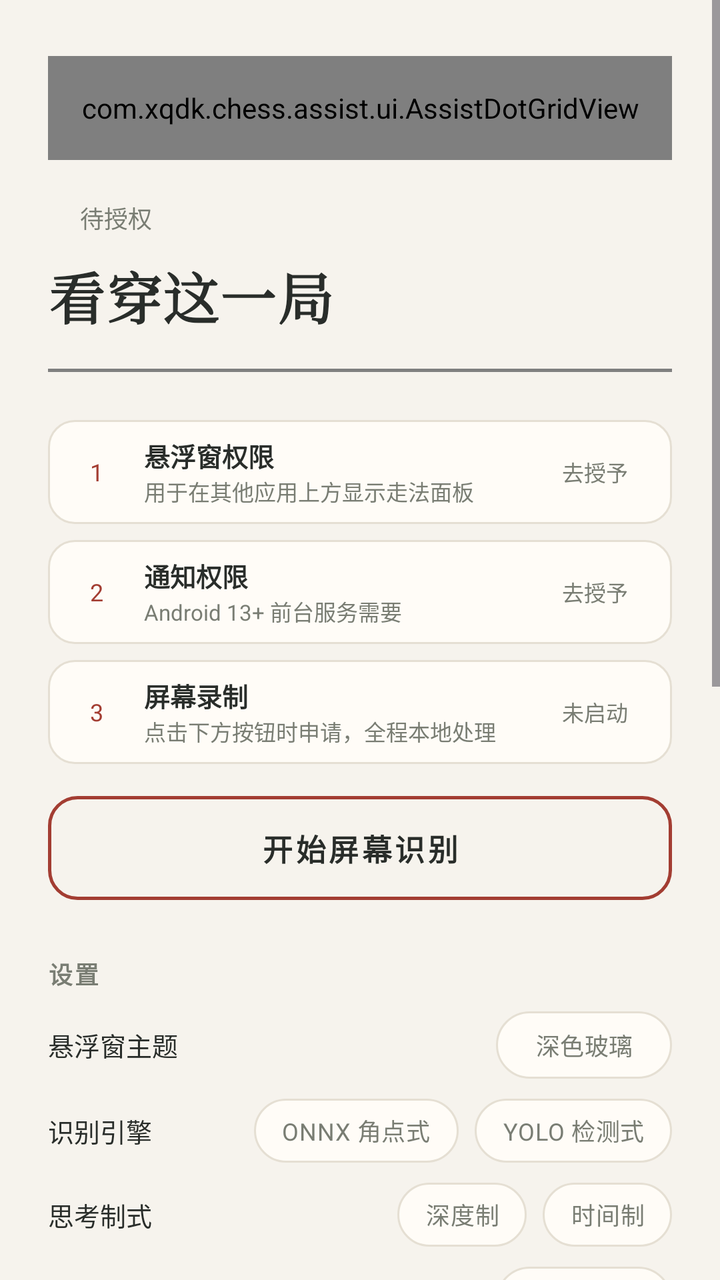
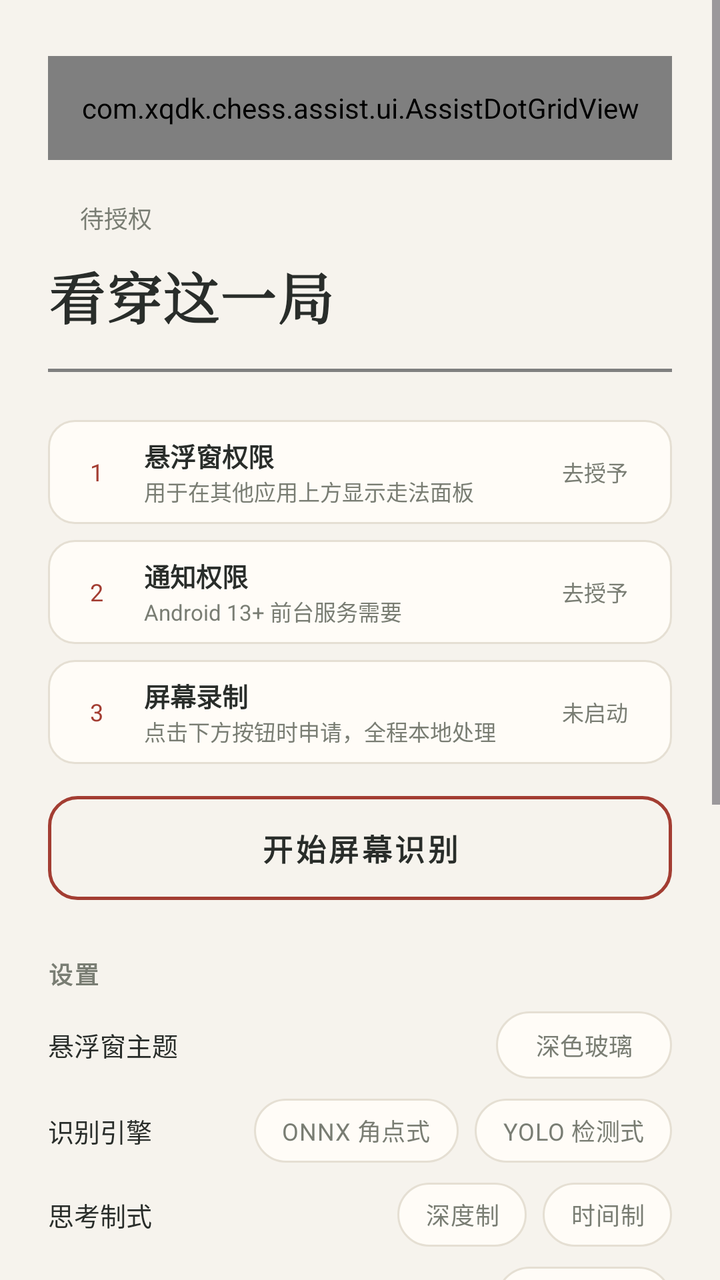

Screens rendered from an Android XML layout before and after an edit, with the pre-edit source and the edit as a unified diff.
<!-- AndroidManifest.xml: application theme Theme.ChineseChess -->
<!-- res/layout/assist_activity.xml -->
<?xml version="1.0" encoding="utf-8"?>
<ScrollView xmlns:android="http://schemas.android.com/apk/res/android"
    xmlns:tools="http://schemas.android.com/tools"
    android:id="@+id/bg_scroll"
    android:layout_width="match_parent"
    android:layout_height="match_parent"
    android:background="@color/xq_paper"
    android:fillViewport="true">

    <LinearLayout
        android:layout_width="match_parent"
        android:layout_height="wrap_content"
        android:orientation="vertical"
        android:paddingHorizontal="24dp"
        android:paddingTop="20dp"
        android:paddingBottom="28dp">

        
        <com.xqdk.chess.assist.ui.AssistDotGridView
            android:id="@+id/dot_grid"
            android:layout_width="match_parent"
            android:layout_height="52dp"
            android:layout_marginTop="8dp" />

        
        <LinearLayout
            android:layout_width="match_parent"
            android:layout_height="wrap_content"
            android:layout_marginTop="20dp"
            android:gravity="center_vertical"
            android:orientation="horizontal">

            <View
                android:id="@+id/state_dot"
                android:layout_width="8dp"
                android:layout_height="8dp" />

            <TextView
                android:id="@+id/tv_auto_status"
                android:layout_width="0dp"
                android:layout_height="wrap_content"
                android:layout_marginStart="8dp"
                android:layout_weight="1"
                android:ellipsize="end"
                android:maxLines="1"
                android:text="待授权"
                android:textColor="@color/xq_muted"
                android:textSize="12sp"
                tools:ignore="HardcodedText" />
        </LinearLayout>

        
        <TextView
            android:id="@+id/assist_hero"
            android:layout_width="match_parent"
            android:layout_height="wrap_content"
            android:layout_marginTop="10dp"
            android:fontFamily="serif"
            android:letterSpacing="0.02"
            android:text="@string/main_hero"
            android:textColor="@color/xq_ink_text"
            android:textSize="28sp"
            android:textStyle="bold" />

        
        <com.xqdk.chess.assist.ui.RiverLineView
            android:id="@+id/river_line"
            android:layout_width="match_parent"
            android:layout_height="1.5dp"
            android:layout_marginTop="16dp" />

        

        <LinearLayout
            android:id="@+id/btn_overlay_permission"
            style="@style/StepRow"
            android:layout_width="match_parent"
            android:layout_height="wrap_content"
            android:layout_marginTop="24dp"
            android:clickable="true"
            android:focusable="true"
            android:foreground="?attr/selectableItemBackground"
            android:orientation="horizontal">

            <TextView
                android:id="@+id/step_overlay_num"
                style="@style/StepNum"
                android:tag="1"
                android:text="1"
                tools:ignore="HardcodedText" />

            <LinearLayout
                android:layout_width="0dp"
                android:layout_height="wrap_content"
                android:layout_marginStart="11dp"
                android:layout_weight="1"
                android:orientation="vertical">

                <TextView
                    android:id="@+id/step_overlay_title"
                    style="@style/StepTitle"
                    android:text="悬浮窗权限"
                    tools:ignore="HardcodedText" />

                <TextView
                    android:id="@+id/step_overlay_hint"
                    style="@style/StepHint"
                    android:text="用于在其他应用上方显示走法面板"
                    tools:ignore="HardcodedText" />
            </LinearLayout>

            <TextView
                android:id="@+id/step_overlay_chip"
                style="@style/StepChip"
                android:text="去授予"
                tools:ignore="HardcodedText" />
        </LinearLayout>

        <LinearLayout
            android:id="@+id/btn_notification_permission"
            style="@style/StepRow"
            android:layout_width="match_parent"
            android:layout_height="wrap_content"
            android:layout_marginTop="8dp"
            android:clickable="true"
            android:focusable="true"
            android:foreground="?attr/selectableItemBackground"
            android:orientation="horizontal">

            <TextView
                android:id="@+id/step_notify_num"
                style="@style/StepNum"
                android:tag="2"
                android:text="2"
                tools:ignore="HardcodedText" />

            <LinearLayout
                android:layout_width="0dp"
                android:layout_height="wrap_content"
                android:layout_marginStart="11dp"
                android:layout_weight="1"
                android:orientation="vertical">

                <TextView
                    android:id="@+id/step_notify_title"
                    style="@style/StepTitle"
                    android:text="通知权限"
                    tools:ignore="HardcodedText" />

                <TextView
                    android:id="@+id/step_notify_hint"
                    style="@style/StepHint"
                    android:text="Android 13+ 前台服务需要"
                    tools:ignore="HardcodedText" />
            </LinearLayout>

            <TextView
                android:id="@+id/step_notify_chip"
                style="@style/StepChip"
                android:text="去授予"
                tools:ignore="HardcodedText" />
        </LinearLayout>

        
        <LinearLayout
            android:id="@+id/step_capture_row"
            style="@style/StepRow"
            android:layout_width="match_parent"
            android:layout_height="wrap_content"
            android:layout_marginTop="8dp"
            android:orientation="horizontal">

            <TextView
                android:id="@+id/step_capture_num"
                style="@style/StepNum"
                android:tag="3"
                android:text="3"
                tools:ignore="HardcodedText" />

            <LinearLayout
                android:layout_width="0dp"
                android:layout_height="wrap_content"
                android:layout_marginStart="11dp"
                android:layout_weight="1"
                android:orientation="vertical">

                <TextView
                    android:id="@+id/step_capture_title"
                    style="@style/StepTitle"
                    android:text="屏幕录制"
                    tools:ignore="HardcodedText" />

                <TextView
                    android:id="@+id/step_capture_hint"
                    style="@style/StepHint"
                    android:text="点击下方按钮时申请，全程本地处理"
                    tools:ignore="HardcodedText" />
            </LinearLayout>

            <TextView
                android:id="@+id/step_capture_chip"
                style="@style/StepChip"
                android:text="未启动"
                tools:ignore="HardcodedText" />
        </LinearLayout>

        
        <Button
            android:id="@+id/btn_start_capture"
            style="@style/MainButton"
            android:layout_width="match_parent"
            android:layout_height="52dp"
            android:layout_marginTop="16dp"
            android:text="开始屏幕识别"
            tools:ignore="HardcodedText" />

        

        <TextView
            android:layout_width="wrap_content"
            android:layout_height="wrap_content"
            android:layout_marginTop="28dp"
            android:letterSpacing="0.08"
            android:text="设置"
            android:textColor="@color/xq_muted"
            android:textSize="12sp"
            android:textStyle="bold"
            tools:ignore="HardcodedText" />

        
        <LinearLayout
            android:layout_width="match_parent"
            android:layout_height="wrap_content"
            android:layout_marginTop="10dp"
            android:gravity="center_vertical"
            android:orientation="horizontal">

            <TextView
                android:layout_width="0dp"
                android:layout_height="wrap_content"
                android:layout_weight="1"
                android:text="悬浮窗主题"
                android:textColor="@color/xq_ink_text"
                android:textSize="13sp"
                tools:ignore="HardcodedText" />

            <Button
                android:id="@+id/btn_overlay_theme"
                style="@style/ValueChip"
                android:layout_width="wrap_content"
                android:layout_height="wrap_content"
                android:text="深色玻璃"
                tools:ignore="HardcodedText" />
        </LinearLayout>

        
        <LinearLayout
            android:layout_width="match_parent"
            android:layout_height="wrap_content"
            android:layout_marginTop="10dp"
            android:gravity="center_vertical"
            android:orientation="horizontal">

            <TextView
                android:layout_width="0dp"
                android:layout_height="wrap_content"
                android:layout_weight="1"
                android:text="识别引擎"
                android:textColor="@color/xq_ink_text"
                android:textSize="13sp"
                tools:ignore="HardcodedText" />

            <RadioGroup
                android:id="@+id/rg_recognizer_engine"
                android:layout_width="wrap_content"
                android:layout_height="wrap_content"
                android:orientation="horizontal">

                <RadioButton
                    android:id="@+id/rb_engine_onnx"
                    style="@style/EngineChip"
                    android:layout_width="wrap_content"
                    android:layout_height="wrap_content"
                    android:text="ONNX 角点式"
                    tools:ignore="HardcodedText" />

                <RadioButton
                    android:id="@+id/rb_engine_yolo"
                    style="@style/EngineChip"
                    android:layout_width="wrap_content"
                    android:layout_height="wrap_content"
                    android:layout_marginStart="8dp"
                    android:text="YOLO 检测式"
                    tools:ignore="HardcodedText" />
            </RadioGroup>
        </LinearLayout>

        
        <LinearLayout
            android:layout_width="match_parent"
            android:layout_height="wrap_content"
            android:layout_marginTop="10dp"
            android:gravity="center_vertical"
            android:orientation="horizontal">

            <TextView
                android:layout_width="0dp"
                android:layout_height="wrap_content"
                android:layout_weight="1"
                android:text="思考制式"
                android:textColor="@color/xq_ink_text"
                android:textSize="13sp"
                tools:ignore="HardcodedText" />

            <RadioGroup
                android:id="@+id/rg_search_mode"
                android:layout_width="wrap_content"
                android:layout_height="wrap_content"
                android:orientation="horizontal">

                <RadioButton
                    android:id="@+id/rb_mode_depth"
                    style="@style/EngineChip"
                    android:layout_width="wrap_content"
                    android:layout_height="wrap_content"
                    android:text="深度制"
                    tools:ignore="HardcodedText" />

                <RadioButton
                    android:id="@+id/rb_mode_time"
                    style="@style/EngineChip"
                    android:layout_width="wrap_content"
                    android:layout_height="wrap_content"
                    android:layout_marginStart="8dp"
                    android:text="时间制"
                    tools:ignore="HardcodedText" />
            </RadioGroup>
        </LinearLayout>

        
        <LinearLayout
            android:layout_width="match_parent"
            android:layout_height="wrap_content"
            android:layout_marginTop="10dp"
            android:gravity="center_vertical"
            android:orientation="horizontal">

            <TextView
                android:layout_width="0dp"
                android:layout_height="wrap_content"
                android:layout_weight="1"
                android:text="性能诊断"
                android:textColor="@color/xq_ink_text"
                android:textSize="13sp"
                tools:ignore="HardcodedText" />

            <Button
                android:id="@+id/btn_bench_profiling"
                style="@style/ValueChip"
                android:layout_width="wrap_content"
                android:layout_height="wrap_content"
                android:text="关"
                tools:ignore="HardcodedText" />
        </LinearLayout>

        
        <LinearLayout
            android:layout_width="match_parent"
            android:layout_height="wrap_content"
            android:layout_marginTop="10dp"
            android:gravity="center_vertical"
            android:orientation="horizontal">

            <TextView
                android:layout_width="0dp"
                android:layout_height="wrap_content"
                android:layout_weight="1"
                android:text="空闲预计算"
                android:textColor="@color/xq_ink_text"
                android:textSize="13sp"
                tools:ignore="HardcodedText" />

            <Button
                android:id="@+id/btn_precompute"
                style="@style/ValueChip"
                android:layout_width="wrap_content"
                android:layout_height="wrap_content"
                android:text="开"
                tools:ignore="HardcodedText" />
        </LinearLayout>

        <TextView
            style="@style/StepHint"
            android:layout_width="match_parent"
            android:layout_height="wrap_content"
            android:layout_marginTop="4dp"
            android:text="β 测试版：对方思考时提前计算；发热明显可关闭"
            tools:ignore="HardcodedText" />

        
        <LinearLayout
            android:layout_width="match_parent"
            android:layout_height="wrap_content"
            android:layout_marginTop="10dp"
            android:gravity="center_vertical"
            android:orientation="horizontal">

            <TextView
                android:layout_width="0dp"
                android:layout_height="wrap_content"
                android:layout_weight="1"
                android:text="语音提示"
                android:textColor="@color/xq_ink_text"
                android:textSize="13sp"
                tools:ignore="HardcodedText" />

            <Button
                android:id="@+id/btn_voice_prompt"
                style="@style/ValueChip"
                android:layout_width="wrap_content"
                android:layout_height="wrap_content"
                android:text="开"
                tools:ignore="HardcodedText" />
        </LinearLayout>

        
        <LinearLayout
            android:layout_width="match_parent"
            android:layout_height="wrap_content"
            android:layout_marginTop="10dp"
            android:gravity="center_vertical"
            android:orientation="horizontal">

            <TextView
                android:layout_width="0dp"
                android:layout_height="wrap_content"
                android:layout_weight="1"
                android:text="语音提示引擎"
                android:textColor="@color/xq_ink_text"
                android:textSize="13sp"
                tools:ignore="HardcodedText" />

            <Button
                android:id="@+id/btn_voice_engine"
                style="@style/ValueChip"
                android:layout_width="wrap_content"
                android:layout_height="wrap_content"
                android:maxWidth="180dp"
                android:ellipsize="end"
                android:text="跟随系统"
                tools:ignore="HardcodedText" />
        </LinearLayout>

        
        <LinearLayout
            android:layout_width="match_parent"
            android:layout_height="wrap_content"
            android:layout_marginTop="10dp"
            android:gravity="center_vertical"
            android:orientation="horizontal">

            <TextView
                android:layout_width="0dp"
                android:layout_height="wrap_content"
                android:layout_weight="1"
                android:text="语音试听"
                android:textColor="@color/xq_ink_text"
                android:textSize="13sp"
                tools:ignore="HardcodedText" />

            <Button
                android:id="@+id/btn_voice_test"
                style="@style/ValueChip"
                android:layout_width="wrap_content"
                android:layout_height="wrap_content"
                android:text="试听"
                tools:ignore="HardcodedText" />
        </LinearLayout>

        
        <LinearLayout
            android:layout_width="match_parent"
            android:layout_height="wrap_content"
            android:layout_marginTop="10dp"
            android:gravity="center_vertical"
            android:orientation="horizontal">

            <TextView
                android:layout_width="0dp"
                android:layout_height="wrap_content"
                android:layout_weight="1"
                android:text="诊断日志"
                android:textColor="@color/xq_ink_text"
                android:textSize="13sp"
                tools:ignore="HardcodedText" />

            <Button
                android:id="@+id/btn_voice_export"
                style="@style/ValueChip"
                android:layout_width="wrap_content"
                android:layout_height="wrap_content"
                android:text="导出"
                tools:ignore="HardcodedText" />
        </LinearLayout>

        
        <LinearLayout
            android:layout_width="match_parent"
            android:layout_height="wrap_content"
            android:layout_marginTop="10dp"
            android:gravity="center_vertical"
            android:orientation="horizontal">

            <TextView
                android:layout_width="0dp"
                android:layout_height="wrap_content"
                android:layout_weight="1"
                android:text="诊断记录"
                android:textColor="@color/xq_ink_text"
                android:textSize="13sp"
                tools:ignore="HardcodedText" />

            <Button
                android:id="@+id/btn_voice_diag"
                style="@style/ValueChip"
                android:layout_width="wrap_content"
                android:layout_height="wrap_content"
                android:text="开"
                tools:ignore="HardcodedText" />
        </LinearLayout>

        
        <LinearLayout
            android:layout_width="match_parent"
            android:layout_height="wrap_content"
            android:layout_marginTop="10dp"
            android:gravity="center_vertical"
            android:orientation="horizontal">

            <TextView
                android:layout_width="0dp"
                android:layout_height="wrap_content"
                android:layout_weight="1"
                android:text="检查更新"
                android:textColor="@color/xq_ink_text"
                android:textSize="13sp"
                tools:ignore="HardcodedText" />

            <Button
                android:id="@+id/btn_check_update"
                style="@style/ValueChip"
                android:layout_width="wrap_content"
                android:layout_height="wrap_content"
                android:text="检查"
                tools:ignore="HardcodedText" />
        </LinearLayout>

        
        <TextView
            android:layout_width="match_parent"
            android:layout_height="wrap_content"
            android:layout_marginTop="28dp"
            android:lineSpacingExtra="2dp"
            android:text="合规声明：本功能仅通过系统录屏授权做画面识别并显示走法建议，属于象棋学习辅助工具，仅供学习研究，请于获取后24小时内自行删除。不包含自动走子、触摸注入、无障碍服务、Root/Xposed 或读取其他应用数据；对局中的所有着法均由玩家手动操作。"
            android:textColor="@color/xq_muted"
            android:textSize="11sp"
            tools:ignore="HardcodedText" />

        
        <LinearLayout
            android:layout_width="match_parent"
            android:layout_height="wrap_content"
            android:layout_marginTop="8dp"
            android:gravity="center_horizontal"
            android:orientation="horizontal">

            <Button
                android:id="@+id/button_help"
                style="@style/MainTextButton"
                android:layout_width="wrap_content"
                android:layout_height="wrap_content"
                android:text="@string/main_help" />

            <Button
                android:id="@+id/button_about"
                style="@style/MainTextButton"
                android:layout_width="wrap_content"
                android:layout_height="wrap_content"
                android:layout_marginStart="24dp"
                android:text="@string/main_about" />
        </LinearLayout>
    </LinearLayout>
</ScrollView>
<!-- resources referenced by this layout -->
<resources>
  <color name="xq_ink_text">#292D2A</color>
  <color name="xq_muted">#797D73</color>
  <color name="xq_paper">#F6F3ED</color>
  <string name="main_about">关于</string>
  <string name="main_help">帮助</string>
  <string name="main_hero">看穿这一局</string>
  <style name="MainButton" parent="">
          <item name="android:background">@drawable/main_btn_outline</item>
          <item name="backgroundTint">@null</item>
          <item name="android:textColor">@color/xq_ink_text</item>
          <item name="android:textSize">15sp</item>
          <item name="android:textStyle">bold</item>
          <item name="android:letterSpacing">0.1</item>
          <item name="android:minHeight">48dp</item>
          <item name="android:gravity">center</item>
      </style>
  <style name="MainTextButton" parent="">
          <item name="android:background">@drawable/main_text_btn_bg</item>
          <item name="backgroundTint">@null</item>
          <item name="android:textColor">@color/xq_muted</item>
          <item name="android:textSize">12sp</item>
          <item name="android:letterSpacing">0.08</item>
          <item name="android:minWidth">64dp</item>
          <item name="android:minHeight">48dp</item>
          <item name="android:gravity">center</item>
      </style>
  <style name="StepHint" parent="">
          <item name="android:layout_width">match_parent</item>
          <item name="android:layout_height">wrap_content</item>
          <item name="android:textColor">@color/xq_muted</item>
          <item name="android:textSize">11sp</item>
          <item name="android:maxLines">1</item>
          <item name="android:ellipsize">end</item>
      </style>
  <style name="StepNum" parent="">
          <item name="android:layout_width">25dp</item>
          <item name="android:layout_height">25dp</item>
          <item name="android:gravity">center</item>
          <item name="android:textSize">12sp</item>
          <item name="android:textColor">@color/xq_zhu</item>
          <item name="android:maxLines">1</item>
      </style>
  <style name="StepTitle" parent="">
          <item name="android:layout_width">match_parent</item>
          <item name="android:layout_height">wrap_content</item>
          <item name="android:textColor">@color/xq_ink_text</item>
          <item name="android:textSize">13sp</item>
          <item name="android:textStyle">bold</item>
          <item name="android:maxLines">1</item>
          <item name="android:ellipsize">end</item>
      </style>
  <style name="Theme.ChineseChess" parent="Base.Theme.ChineseChess" />
  <!-- drawable main_text_btn_bg (drawable) -->
  <?xml version="1.0" encoding="utf-8"?>
  <selector xmlns:android="http://schemas.android.com/apk/res/android">
      <item android:state_pressed="true">
          <shape android:shape="rectangle">
              <solid android:color="#14000000" />
          </shape>
      </item>
      <item>
          <shape android:shape="rectangle">
              <solid android:color="#00000000" />
          </shape>
      </item>
  </selector>
  <color name="xq_zhu">#A33D32</color>
  <!-- drawable step_row_bg (drawable) -->
  <?xml version="1.0" encoding="utf-8"?>
  <shape xmlns:android="http://schemas.android.com/apk/res/android"
      android:shape="rectangle">
      <corners android:radius="13dp" />
      <solid android:color="@color/xq_surface" />
      <stroke android:width="1dp" android:color="@color/xq_line" />
  </shape>
  <style name="Base.Theme.ChineseChess" parent="Theme.Material3.DayNight.NoActionBar">
          
          <item name="colorPrimary">@color/qi_zhu_btn</item>
          <item name="colorAccent">@color/qi_zhu_btn</item>
          
          <item name="android:statusBarColor">@color/xq_paper</item>
          <item name="android:windowLightStatusBar">true</item>
      </style>
  <color name="xq_surface">#FFFCF7</color>
  <color name="xq_line">#E5DFD3</color>
  <color name="xq_zhu_press">#8F3527</color>
  <color name="qi_zhu_btn">#C35440</color>
  <!-- unchanged entries left out for length: 6 -->
</resources>

<!-- the commit's change to res/layout/assist_activity.xml (unified diff, before → after) -->
@@ -409,123 +409,17 @@
                 android:layout_width="0dp"
                 android:layout_height="wrap_content"
                 android:layout_weight="1"
-                android:text="语音提示"
-                android:textColor="@color/xq_ink_text"
-                android:textSize="13sp"
-                tools:ignore="HardcodedText" />
-
-            <Button
-                android:id="@+id/btn_voice_prompt"
+                android:text="语音设置"
+                android:textColor="@color/xq_ink_text"
+                android:textSize="13sp"
+                tools:ignore="HardcodedText" />
+
+            <Button
+                android:id="@+id/btn_voice_settings"
                 style="@style/ValueChip"
                 android:layout_width="wrap_content"
                 android:layout_height="wrap_content"
-                android:text="开"
-                tools:ignore="HardcodedText" />
-        </LinearLayout>
-
-        
-        <LinearLayout
-            android:layout_width="match_parent"
-            android:layout_height="wrap_content"
-            android:layout_marginTop="10dp"
-            android:gravity="center_vertical"
-            android:orientation="horizontal">
-
-            <TextView
-                android:layout_width="0dp"
-                android:layout_height="wrap_content"
-                android:layout_weight="1"
-                android:text="语音提示引擎"
-                android:textColor="@color/xq_ink_text"
-                android:textSize="13sp"
-                tools:ignore="HardcodedText" />
-
-            <Button
-                android:id="@+id/btn_voice_engine"
-                style="@style/ValueChip"
-                android:layout_width="wrap_content"
-                android:layout_height="wrap_content"
-                android:maxWidth="180dp"
-                android:ellipsize="end"
-                android:text="跟随系统"
-                tools:ignore="HardcodedText" />
-        </LinearLayout>
-
-        
-        <LinearLayout
-            android:layout_width="match_parent"
-            android:layout_height="wrap_content"
-            android:layout_marginTop="10dp"
-            android:gravity="center_vertical"
-            android:orientation="horizontal">
-
-            <TextView
-                android:layout_width="0dp"
-                android:layout_height="wrap_content"
-                android:layout_weight="1"
-                android:text="语音试听"
-                android:textColor="@color/xq_ink_text"
-                android:textSize="13sp"
-                tools:ignore="HardcodedText" />
-
-            <Button
-                android:id="@+id/btn_voice_test"
-                style="@style/ValueChip"
-                android:layout_width="wrap_content"
-                android:layout_height="wrap_content"
-                android:text="试听"
-                tools:ignore="HardcodedText" />
-        </LinearLayout>
-
-        
-        <LinearLayout
-            android:layout_width="match_parent"
-            android:layout_height="wrap_content"
-            android:layout_marginTop="10dp"
-            android:gravity="center_vertical"
-            android:orientation="horizontal">
-
-            <TextView
-                android:layout_width="0dp"
-                android:layout_height="wrap_content"
-                android:layout_weight="1"
-                android:text="诊断日志"
-                android:textColor="@color/xq_ink_text"
-                android:textSize="13sp"
-                tools:ignore="HardcodedText" />
-
-            <Button
-                android:id="@+id/btn_voice_export"
-                style="@style/ValueChip"
-                android:layout_width="wrap_content"
-                android:layout_height="wrap_content"
-                android:text="导出"
-                tools:ignore="HardcodedText" />
-        </LinearLayout>
-
-        
-        <LinearLayout
-            android:layout_width="match_parent"
-            android:layout_height="wrap_content"
-            android:layout_marginTop="10dp"
-            android:gravity="center_vertical"
-            android:orientation="horizontal">
-
-            <TextView
-                android:layout_width="0dp"
-                android:layout_height="wrap_content"
-                android:layout_weight="1"
-                android:text="诊断记录"
-                android:textColor="@color/xq_ink_text"
-                android:textSize="13sp"
-                tools:ignore="HardcodedText" />
-
-            <Button
-                android:id="@+id/btn_voice_diag"
-                style="@style/ValueChip"
-                android:layout_width="wrap_content"
-                android:layout_height="wrap_content"
-                android:text="开"
+                android:text="进入 >"
                 tools:ignore="HardcodedText" />
         </LinearLayout>
 
